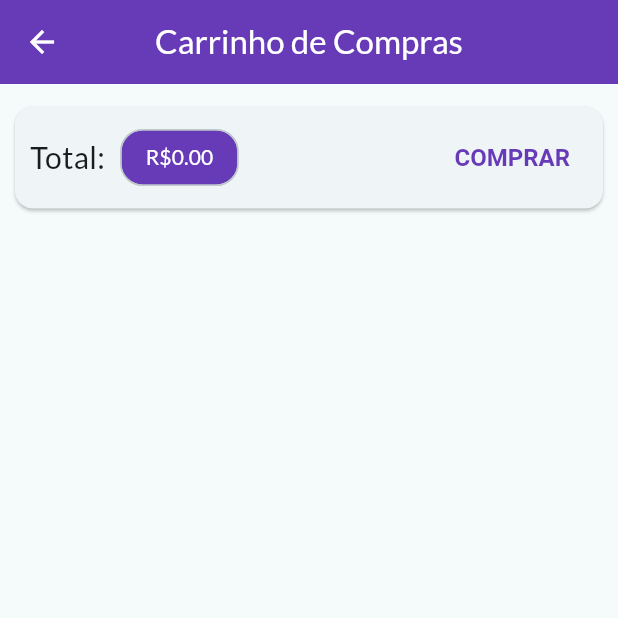
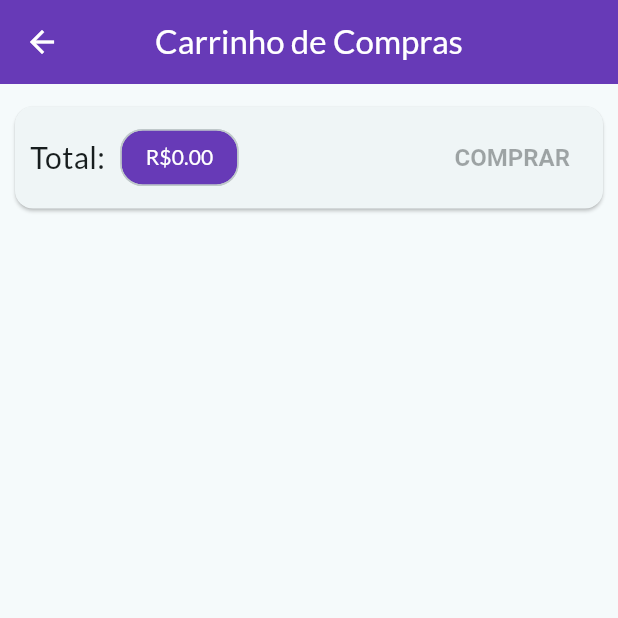
Before and after one commit to mateusalmeiida/shop-flutter, a Flutter app: the CartPage screen opened by its route, on a phone screen of 412 x 824 dp, the top half of it. Run offline on Flutter 3.47's test engine with Material 3 defaults, Android fonts, the phone set to English and light mode, and no system bars; network calls fail.

```diff
--- a/lib/pages/cart_page.dart
+++ b/lib/pages/cart_page.dart
@@ -42,19 +42,7 @@ class CartPage extends StatelessWidget {
                             color: Theme.of(context).colorScheme.onPrimary),
                       )),
                   Spacer(),
-                  TextButton(
-                    onPressed: () {
-                      Provider.of<OrderList>(context, listen: false)
-                          .addOrder(cart);
-                      cart.clear();
-                    },
-                    style: TextButton.styleFrom(
-                        textStyle: TextStyle(
-                            fontSize: 16,
-                            fontWeight: FontWeight.bold,
-                            color: Theme.of(context).colorScheme.primary)),
-                    child: Text('COMPRAR'),
-                  )
+                  CartButton(cart: cart)
                 ],
               ),
             ),
@@ -70,3 +58,47 @@ class CartPage extends StatelessWidget {
     );
   }
 }
+
+class CartButton extends StatefulWidget {
+  const CartButton({
+    super.key,
+    required this.cart,
+  });
+
+  final Cart cart;
+
+  @override
+  State<CartButton> createState() => _CartButtonState();
+}
+
+class _CartButtonState extends State<CartButton> {
+  bool _isLoading = false;
+  @override
+  Widget build(BuildContext context) {
+    return _isLoading
+        ? CircularProgressIndicator()
+        : TextButton(
+            onPressed: widget.cart.itemsCount == 0
+                ? null
+                : () async {
+                    setState(() {
+                      _isLoading = true;
+                    });
+                    await Provider.of<OrderList>(context, listen: false)
+                        .addOrder(widget.cart);
+
+                    widget.cart.clear();
+
+                    setState(() {
+                      _isLoading = false;
+                    });
+                  },
+            style: TextButton.styleFrom(
+                textStyle: TextStyle(
+                    fontSize: 16,
+                    fontWeight: FontWeight.bold,
+                    color: Theme.of(context).colorScheme.primary)),
+            child: Text('COMPRAR'),
+          );
+  }
+}
--- a/lib/utils/constants.dart
+++ b/lib/utils/constants.dart
@@ -1,4 +1,7 @@
 class Constants {
   static const PRODUCT_BASE_URL =
       'https://shop-flutter-74e45-default-rtdb.firebaseio.com/products';
+
+  static const ORDER_BASE_URL =
+      'https://shop-flutter-74e45-default-rtdb.firebaseio.com/orders';
 }
```
Also changed, not shown: lib/models/order_list.dart (+27 -6 lines).
